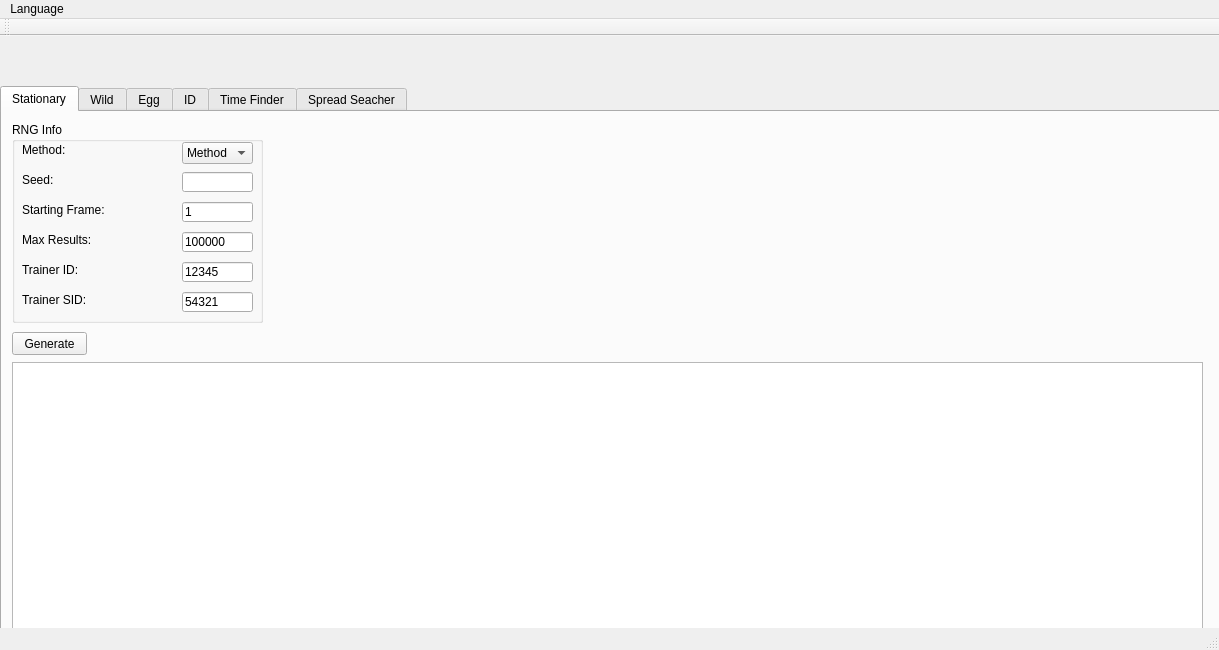
Above: Forms/mainwindow.ui from Admiral-Fish/PokeFinder before the change. Below: the same form after it.
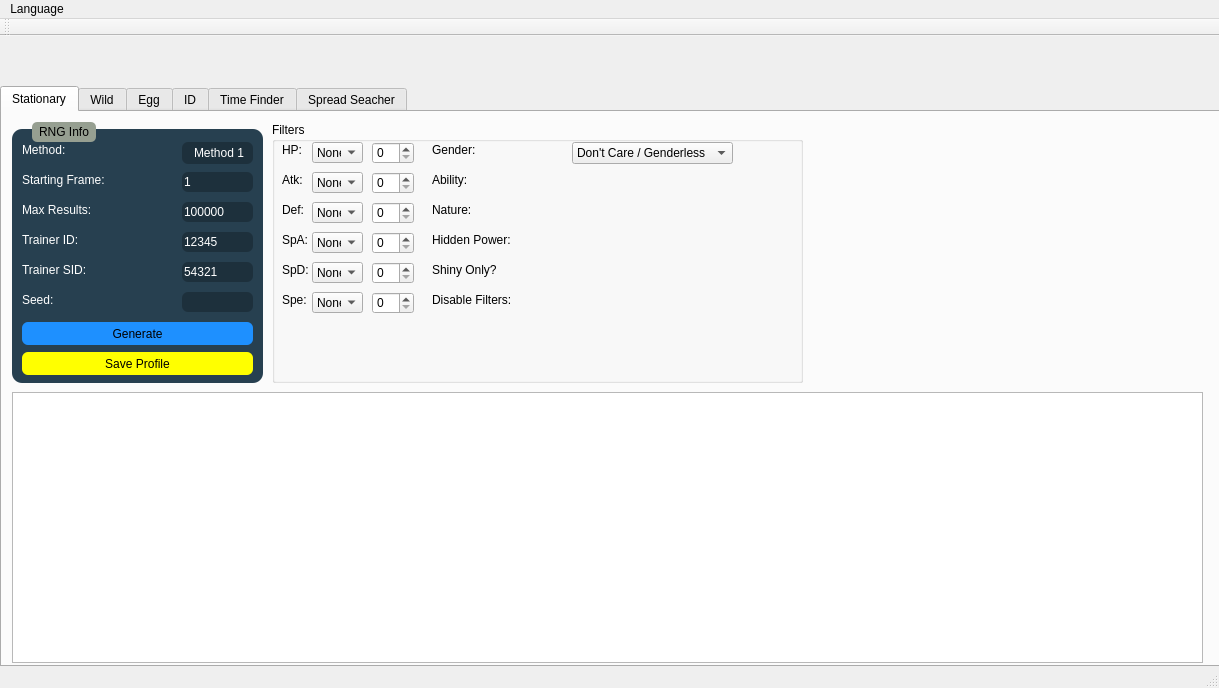
That is the form after the change. Icons and pictures are not drawn.

Patch:
```diff
--- a/Forms/mainwindow.ui
+++ b/Forms/mainwindow.ui
@@ -7,7 +7,7 @@
     <x>0</x>
     <y>0</y>
     <width>1219</width>
-    <height>650</height>
+    <height>688</height>
    </rect>
   </property>
   <property name="windowTitle">
@@ -20,9 +20,24 @@
       <x>0</x>
       <y>50</y>
       <width>1221</width>
-      <height>551</height>
+      <height>581</height>
      </rect>
     </property>
+    <property name="styleSheet">
+     <string notr="true">.QTabWidget &gt;  QWidget &gt; QWidget {
+	background-color: #E6E6E6;
+}
+
+QTabBar::tab {
+	color: black;
+	background-color: #A1ABB3;
+}
+
+QTabBar::tab:selected {
+	color: white;
+	background-color: #1D303C;
+}</string>
+    </property>
     <property name="currentIndex">
      <number>0</number>
     </property>
@@ -30,15 +45,65 @@
      <attribute name="title">
       <string>Stationary</string>
      </attribute>
-     <widget class="QGroupBox" name="groupBox">
+     <widget class="QGroupBox" name="groupBoxRNGInfo">
       <property name="geometry">
        <rect>
         <x>10</x>
         <y>10</y>
         <width>251</width>
-        <height>201</height>
+        <height>261</height>
        </rect>
       </property>
+      <property name="styleSheet">
+       <string notr="true">QLineEdit {
+	qproperty-alignment: AlignCenter;
+	background-color: #1D303C;
+	border:none;
+	border-radius: 6px;
+	color: white;
+}
+
+QGroupBox {
+	background-color: #274050;
+	border-radius: 10px;
+	margin-top: 7px;
+}
+
+QComboBox {
+	background-color: #1D303C;
+	border: none;
+	border-radius: 6px;
+	color: white;
+	padding-left: 12px;
+}
+
+QComboBox::down-arrow {
+	image: url(noimg);
+	border-width: 0px;
+}
+
+QComboBox::drop-down {
+	background: transparent;
+	width: 0px;
+}
+
+QLabel {
+	color: white;
+}
+
+QGroupBox::title {
+	subcontrol-origin: margin;
+	left: 20px;
+	padding: 3px 5px 3px 5px;
+	background-color: #969F91;
+	border-radius: 5px;
+}
+
+QPushButton {
+	border: none;
+	border-radius: 6px;
+}</string>
+      </property>
       <property name="title">
        <string>RNG Info</string>
       </property>
@@ -59,7 +124,7 @@
        <property name="geometry">
         <rect>
          <x>10</x>
-         <y>80</y>
+         <y>50</y>
          <width>151</width>
          <height>16</height>
         </rect>
@@ -72,7 +137,7 @@
        <property name="geometry">
         <rect>
          <x>10</x>
-         <y>110</y>
+         <y>80</y>
          <width>151</width>
          <height>16</height>
         </rect>
@@ -85,7 +150,7 @@
        <property name="geometry">
         <rect>
          <x>10</x>
-         <y>140</y>
+         <y>110</y>
          <width>151</width>
          <height>16</height>
         </rect>
@@ -98,7 +163,7 @@
        <property name="geometry">
         <rect>
          <x>10</x>
-         <y>170</y>
+         <y>140</y>
          <width>151</width>
          <height>16</height>
         </rect>
@@ -142,11 +207,127 @@
         </property>
        </item>
       </widget>
+      <widget class="QLineEdit" name="startingFrame">
+       <property name="geometry">
+        <rect>
+         <x>170</x>
+         <y>50</y>
+         <width>71</width>
+         <height>20</height>
+        </rect>
+       </property>
+       <property name="styleSheet">
+        <string notr="true"/>
+       </property>
+       <property name="inputMask">
+        <string/>
+       </property>
+       <property name="text">
+        <string>1</string>
+       </property>
+       <property name="maxLength">
+        <number>10</number>
+       </property>
+      </widget>
+      <widget class="QLineEdit" name="maxResults">
+       <property name="geometry">
+        <rect>
+         <x>170</x>
+         <y>80</y>
+         <width>71</width>
+         <height>20</height>
+        </rect>
+       </property>
+       <property name="inputMask">
+        <string/>
+       </property>
+       <property name="text">
+        <string>100000</string>
+       </property>
+       <property name="maxLength">
+        <number>10</number>
+       </property>
+      </widget>
+      <widget class="QLineEdit" name="id">
+       <property name="geometry">
+        <rect>
+         <x>170</x>
+         <y>110</y>
+         <width>71</width>
+         <height>20</height>
+        </rect>
+       </property>
+       <property name="inputMask">
+        <string/>
+       </property>
+       <property name="text">
+        <string>12345</string>
+       </property>
+       <property name="maxLength">
+        <number>5</number>
+       </property>
+      </widget>
+      <widget class="QLineEdit" name="sid">
+       <property name="geometry">
+        <rect>
+         <x>170</x>
+         <y>140</y>
+         <width>71</width>
+         <height>20</height>
+        </rect>
+       </property>
+       <property name="inputMask">
+        <string/>
+       </property>
+       <property name="text">
+        <string>54321</string>
+       </property>
+       <property name="maxLength">
+        <number>5</number>
+       </property>
+      </widget>
+      <widget class="QPushButton" name="generate">
+       <property name="geometry">
+        <rect>
+         <x>10</x>
+         <y>200</y>
+         <width>231</width>
+         <height>23</height>
+        </rect>
+       </property>
+       <property name="styleSheet">
+        <string notr="true">QPushButton {
+	background-color: DodgerBlue;
+}</string>
+       </property>
+       <property name="text">
+        <string>Generate</string>
+       </property>
+       <property name="checkable">
+        <bool>false</bool>
+       </property>
+       <property name="autoDefault">
+        <bool>false</bool>
+       </property>
+      </widget>
+      <widget class="QLabel" name="seedLabel">
+       <property name="geometry">
+        <rect>
+         <x>10</x>
+         <y>170</y>
+         <width>151</width>
+         <height>16</height>
+        </rect>
+       </property>
+       <property name="text">
+        <string>Seed:</string>
+       </property>
+      </widget>
       <widget class="QLineEdit" name="initialSeed">
        <property name="geometry">
         <rect>
          <x>170</x>
-         <y>50</y>
+         <y>170</y>
          <width>71</width>
          <height>20</height>
         </rect>
@@ -176,131 +357,814 @@
         <number>0</number>
        </property>
        <property name="alignment">
-        <set>Qt::AlignLeading|Qt::AlignLeft|Qt::AlignVCenter</set>
+        <set>Qt::AlignCenter</set>
        </property>
        <property name="clearButtonEnabled">
         <bool>false</bool>
        </property>
       </widget>
-      <widget class="QLabel" name="seedLabel">
+      <widget class="QPushButton" name="saveProfile">
        <property name="geometry">
         <rect>
          <x>10</x>
-         <y>50</y>
-         <width>151</width>
-         <height>16</height>
+         <y>230</y>
+         <width>231</width>
+         <height>23</height>
         </rect>
        </property>
-       <property name="text">
-        <string>Seed:</string>
+       <property name="styleSheet">
+        <string notr="true">QPushButton {
+	background-color: yellow;
+}</string>
        </property>
-      </widget>
-      <widget class="QLineEdit" name="startingFrame">
-       <property name="geometry">
-        <rect>
-         <x>170</x>
-         <y>80</y>
-         <width>71</width>
-         <height>20</height>
-        </rect>
-       </property>
-       <property name="inputMask">
-        <string/>
-       </property>
        <property name="text">
-        <string>1</string>
+        <string>Save Profile</string>
        </property>
-       <property name="maxLength">
-        <number>10</number>
+       <property name="checkable">
+        <bool>false</bool>
        </property>
-      </widget>
-      <widget class="QLineEdit" name="maxResults">
-       <property name="geometry">
-        <rect>
-         <x>170</x>
-         <y>110</y>
-         <width>71</width>
-         <height>20</height>
-        </rect>
+       <property name="autoDefault">
+        <bool>false</bool>
        </property>
-       <property name="inputMask">
-        <string/>
-       </property>
-       <property name="text">
-        <string>100000</string>
-       </property>
-       <property name="maxLength">
-        <number>10</number>
-       </property>
       </widget>
-      <widget class="QLineEdit" name="id">
-       <property name="geometry">
-        <rect>
-         <x>170</x>
-         <y>140</y>
-         <width>71</width>
-         <height>20</height>
-        </rect>
-       </property>
-       <property name="inputMask">
-        <string/>
-       </property>
-       <property name="text">
-        <string>12345</string>
-       </property>
-       <property name="maxLength">
-        <number>5</number>
-       </property>
-      </widget>
-      <widget class="QLineEdit" name="sid">
-       <property name="geometry">
-        <rect>
-         <x>170</x>
-         <y>170</y>
-         <width>71</width>
-         <height>20</height>
-        </rect>
-       </property>
-       <property name="inputMask">
-        <string/>
-       </property>
-       <property name="text">
-        <string>54321</string>
-       </property>
-       <property name="maxLength">
-        <number>5</number>
-       </property>
-      </widget>
-     </widget>
-     <widget class="QPushButton" name="generate">
-      <property name="geometry">
-       <rect>
-        <x>10</x>
-        <y>220</y>
-        <width>75</width>
-        <height>23</height>
-       </rect>
-      </property>
-      <property name="text">
-       <string>Generate</string>
-      </property>
-      <property name="checkable">
-       <bool>false</bool>
-      </property>
-      <property name="autoDefault">
-       <bool>false</bool>
-      </property>
      </widget>
      <widget class="QTableView" name="tableView">
       <property name="geometry">
        <rect>
         <x>10</x>
-        <y>250</y>
+        <y>280</y>
         <width>1191</width>
         <height>271</height>
        </rect>
       </property>
      </widget>
+     <widget class="QGroupBox" name="groupBoxFilters">
+      <property name="geometry">
+       <rect>
+        <x>270</x>
+        <y>10</y>
+        <width>531</width>
+        <height>261</height>
+       </rect>
+      </property>
+      <property name="styleSheet">
+       <string notr="true">QSpinBox {
+	qproperty-alignment: AlignCenter;
+}</string>
+      </property>
+      <property name="title">
+       <string>Filters</string>
+      </property>
+      <widget class="QLabel" name="hpLabel">
+       <property name="geometry">
+        <rect>
+         <x>10</x>
+         <y>20</y>
+         <width>31</width>
+         <height>16</height>
+        </rect>
+       </property>
+       <property name="text">
+        <string>HP:</string>
+       </property>
+      </widget>
+      <widget class="QLabel" name="atkLabel">
+       <property name="geometry">
+        <rect>
+         <x>10</x>
+         <y>50</y>
+         <width>31</width>
+         <height>16</height>
+        </rect>
+       </property>
+       <property name="text">
+        <string>Atk:</string>
+       </property>
+      </widget>
+      <widget class="QLabel" name="spaLabel">
+       <property name="geometry">
+        <rect>
+         <x>10</x>
+         <y>110</y>
+         <width>31</width>
+         <height>16</height>
+        </rect>
+       </property>
+       <property name="text">
+        <string>SpA:</string>
+       </property>
+      </widget>
+      <widget class="QLabel" name="spdLabel">
+       <property name="geometry">
+        <rect>
+         <x>10</x>
+         <y>140</y>
+         <width>31</width>
+         <height>16</height>
+        </rect>
+       </property>
+       <property name="text">
+        <string>SpD:</string>
+       </property>
+      </widget>
+      <widget class="QLabel" name="defLabel">
+       <property name="geometry">
+        <rect>
+         <x>10</x>
+         <y>80</y>
+         <width>31</width>
+         <height>16</height>
+        </rect>
+       </property>
+       <property name="text">
+        <string>Def:</string>
+       </property>
+      </widget>
+      <widget class="QLabel" name="speLabel">
+       <property name="geometry">
+        <rect>
+         <x>10</x>
+         <y>170</y>
+         <width>31</width>
+         <height>16</height>
+        </rect>
+       </property>
+       <property name="text">
+        <string>Spe:</string>
+       </property>
+      </widget>
+      <widget class="QComboBox" name="comboBoxHP">
+       <property name="geometry">
+        <rect>
+         <x>40</x>
+         <y>20</y>
+         <width>51</width>
+         <height>21</height>
+        </rect>
+       </property>
+       <property name="layoutDirection">
+        <enum>Qt::LeftToRight</enum>
+       </property>
+       <property name="styleSheet">
+        <string notr="true"/>
+       </property>
+       <property name="sizeAdjustPolicy">
+        <enum>QComboBox::AdjustToContentsOnFirstShow</enum>
+       </property>
+       <property name="duplicatesEnabled">
+        <bool>false</bool>
+       </property>
+       <property name="frame">
+        <bool>true</bool>
+       </property>
+       <item>
+        <property name="text">
+         <string>None</string>
+        </property>
+       </item>
+       <item>
+        <property name="text">
+         <string>==</string>
+        </property>
+       </item>
+       <item>
+        <property name="text">
+         <string>&gt;=</string>
+        </property>
+       </item>
+       <item>
+        <property name="text">
+         <string>&lt;=</string>
+        </property>
+       </item>
+       <item>
+        <property name="text">
+         <string>!=</string>
+        </property>
+       </item>
+       <item>
+        <property name="text">
+         <string>E</string>
+        </property>
+       </item>
+       <item>
+        <property name="text">
+         <string>O</string>
+        </property>
+       </item>
+       <item>
+        <property name="text">
+         <string>HP</string>
+        </property>
+       </item>
+       <item>
+        <property name="text">
+         <string>HP_E</string>
+        </property>
+       </item>
+       <item>
+        <property name="text">
+         <string>HP_O</string>
+        </property>
+       </item>
+      </widget>
+      <widget class="QComboBox" name="comboBoxAtk">
+       <property name="geometry">
+        <rect>
+         <x>40</x>
+         <y>50</y>
+         <width>51</width>
+         <height>21</height>
+        </rect>
+       </property>
+       <property name="layoutDirection">
+        <enum>Qt::LeftToRight</enum>
+       </property>
+       <property name="styleSheet">
+        <string notr="true"/>
+       </property>
+       <property name="sizeAdjustPolicy">
+        <enum>QComboBox::AdjustToContentsOnFirstShow</enum>
+       </property>
+       <property name="duplicatesEnabled">
+        <bool>false</bool>
+       </property>
+       <property name="frame">
+        <bool>true</bool>
+       </property>
+       <item>
+        <property name="text">
+         <string>None</string>
+        </property>
+       </item>
+       <item>
+        <property name="text">
+         <string>==</string>
+        </property>
+       </item>
+       <item>
+        <property name="text">
+         <string>&gt;=</string>
+        </property>
+       </item>
+       <item>
+        <property name="text">
+         <string>&lt;=</string>
+        </property>
+       </item>
+       <item>
+        <property name="text">
+         <string>!=</string>
+        </property>
+       </item>
+       <item>
+        <property name="text">
+         <string>E</string>
+        </property>
+       </item>
+       <item>
+        <property name="text">
+         <string>O</string>
+        </property>
+       </item>
+       <item>
+        <property name="text">
+         <string>HP</string>
+        </property>
+       </item>
+       <item>
+        <property name="text">
+         <string>HP_E</string>
+        </property>
+       </item>
+       <item>
+        <property name="text">
+         <string>HP_O</string>
+        </property>
+       </item>
+      </widget>
+      <widget class="QComboBox" name="comboBoxDef">
+       <property name="geometry">
+        <rect>
+         <x>40</x>
+         <y>80</y>
+         <width>51</width>
+         <height>21</height>
+        </rect>
+       </property>
+       <property name="layoutDirection">
+        <enum>Qt::LeftToRight</enum>
+       </property>
+       <property name="styleSheet">
+        <string notr="true"/>
+       </property>
+       <property name="sizeAdjustPolicy">
+        <enum>QComboBox::AdjustToContentsOnFirstShow</enum>
+       </property>
+       <property name="duplicatesEnabled">
+        <bool>false</bool>
+       </property>
+       <property name="frame">
+        <bool>true</bool>
+       </property>
+       <item>
+        <property name="text">
+         <string>None</string>
+        </property>
+       </item>
+       <item>
+        <property name="text">
+         <string>==</string>
+        </property>
+       </item>
+       <item>
+        <property name="text">
+         <string>&gt;=</string>
+        </property>
+       </item>
+       <item>
+        <property name="text">
+         <string>&lt;=</string>
+        </property>
+       </item>
+       <item>
+        <property name="text">
+         <string>!=</string>
+        </property>
+       </item>
+       <item>
+        <property name="text">
+         <string>E</string>
+        </property>
+       </item>
+       <item>
+        <property name="text">
+         <string>O</string>
+        </property>
+       </item>
+       <item>
+        <property name="text">
+         <string>HP</string>
+        </property>
+       </item>
+       <item>
+        <property name="text">
+         <string>HP_E</string>
+        </property>
+       </item>
+       <item>
+        <property name="text">
+         <string>HP_O</string>
+        </property>
+       </item>
+      </widget>
+      <widget class="QComboBox" name="comboBoxSpA">
+       <property name="geometry">
+        <rect>
+         <x>40</x>
+         <y>110</y>
+         <width>51</width>
+         <height>21</height>
+        </rect>
+       </property>
+       <property name="layoutDirection">
+        <enum>Qt::LeftToRight</enum>
+       </property>
+       <property name="styleSheet">
+        <string notr="true"/>
+       </property>
+       <property name="sizeAdjustPolicy">
+        <enum>QComboBox::AdjustToContentsOnFirstShow</enum>
+       </property>
+       <property name="duplicatesEnabled">
+        <bool>false</bool>
+       </property>
+       <property name="frame">
+        <bool>true</bool>
+       </property>
+       <item>
+        <property name="text">
+         <string>None</string>
+        </property>
+       </item>
+       <item>
+        <property name="text">
+         <string>==</string>
+        </property>
+       </item>
+       <item>
+        <property name="text">
+         <string>&gt;=</string>
+        </property>
+       </item>
+       <item>
+        <property name="text">
+         <string>&lt;=</string>
+        </property>
+       </item>
+       <item>
+        <property name="text">
+         <string>!=</string>
+        </property>
+       </item>
+       <item>
+        <property name="text">
+         <string>E</string>
+        </property>
+       </item>
+       <item>
+        <property name="text">
+         <string>O</string>
+        </property>
+       </item>
+       <item>
+        <property name="text">
+         <string>HP</string>
+        </property>
+       </item>
+       <item>
+        <property name="text">
+         <string>HP_E</string>
+        </property>
+       </item>
+       <item>
+        <property name="text">
+         <string>HP_O</string>
+        </property>
+       </item>
+      </widget>
+      <widget class="QComboBox" name="comboBoxSpD">
+       <property name="geometry">
+        <rect>
+         <x>40</x>
+         <y>140</y>
+         <width>51</width>
+         <height>21</height>
+        </rect>
+       </property>
+       <property name="layoutDirection">
+        <enum>Qt::LeftToRight</enum>
+       </property>
+       <property name="styleSheet">
+        <string notr="true"/>
+       </property>
+       <property name="sizeAdjustPolicy">
+        <enum>QComboBox::AdjustToContentsOnFirstShow</enum>
+       </property>
+       <property name="duplicatesEnabled">
+        <bool>false</bool>
+       </property>
+       <property name="frame">
+        <bool>true</bool>
+       </property>
+       <item>
+        <property name="text">
+         <string>None</string>
+        </property>
+       </item>
+       <item>
+        <property name="text">
+         <string>==</string>
+        </property>
+       </item>
+       <item>
+        <property name="text">
+         <string>&gt;=</string>
+        </property>
+       </item>
+       <item>
+        <property name="text">
+         <string>&lt;=</string>
+        </property>
+       </item>
+       <item>
+        <property name="text">
+         <string>!=</string>
+        </property>
+       </item>
+       <item>
+        <property name="text">
+         <string>E</string>
+        </property>
+       </item>
+       <item>
+        <property name="text">
+         <string>O</string>
+        </property>
+       </item>
+       <item>
+        <property name="text">
+         <string>HP</string>
+        </property>
+       </item>
+       <item>
+        <property name="text">
+         <string>HP_E</string>
+        </property>
+       </item>
+       <item>
+        <property name="text">
+         <string>HP_O</string>
+        </property>
+       </item>
+      </widget>
+      <widget class="QComboBox" name="comboBoxSpe">
+       <property name="geometry">
+        <rect>
+         <x>40</x>
+         <y>170</y>
+         <width>51</width>
+         <height>21</height>
+        </rect>
+       </property>
+       <property name="layoutDirection">
+        <enum>Qt::LeftToRight</enum>
+       </property>
+       <property name="styleSheet">
+        <string notr="true"/>
+       </property>
+       <property name="sizeAdjustPolicy">
+        <enum>QComboBox::AdjustToContentsOnFirstShow</enum>
+       </property>
+       <property name="duplicatesEnabled">
+        <bool>false</bool>
+       </property>
+       <property name="frame">
+        <bool>true</bool>
+       </property>
+       <item>
+        <property name="text">
+         <string>None</string>
+        </property>
+       </item>
+       <item>
+        <property name="text">
+         <string>==</string>
+        </property>
+       </item>
+       <item>
+        <property name="text">
+         <string>&gt;=</string>
+        </property>
+       </item>
+       <item>
+        <property name="text">
+         <string>&lt;=</string>
+        </property>
+       </item>
+       <item>
+        <property name="text">
+         <string>!=</string>
+        </property>
+       </item>
+       <item>
+        <property name="text">
+         <string>E</string>
+        </property>
+       </item>
+       <item>
+        <property name="text">
+         <string>O</string>
+        </property>
+       </item>
+       <item>
+        <property name="text">
+         <string>HP</string>
+        </property>
+       </item>
+       <item>
+        <property name="text">
+         <string>HP_E</string>
+        </property>
+       </item>
+       <item>
+        <property name="text">
+         <string>HP_O</string>
+        </property>
+       </item>
+      </widget>
+      <widget class="QSpinBox" name="spinBoxHP">
+       <property name="geometry">
+        <rect>
+         <x>100</x>
+         <y>20</y>
+         <width>42</width>
+         <height>22</height>
+        </rect>
+       </property>
+       <property name="maximum">
+        <number>31</number>
+       </property>
+      </widget>
+      <widget class="QSpinBox" name="spinBoxDef">
+       <property name="geometry">
+        <rect>
+         <x>100</x>
+         <y>80</y>
+         <width>42</width>
+         <height>22</height>
+        </rect>
+       </property>
+       <property name="maximum">
+        <number>31</number>
+       </property>
+      </widget>
+      <widget class="QSpinBox" name="spinBoxSpA">
+       <property name="geometry">
+        <rect>
+         <x>100</x>
+         <y>110</y>
+         <width>42</width>
+         <height>22</height>
+        </rect>
+       </property>
+       <property name="maximum">
+        <number>31</number>
+       </property>
+      </widget>
+      <widget class="QSpinBox" name="spinBoxSpD">
+       <property name="geometry">
+        <rect>
+         <x>100</x>
+         <y>140</y>
+         <width>42</width>
+         <height>22</height>
+        </rect>
+       </property>
+       <property name="maximum">
+        <number>31</number>
+       </property>
+      </widget>
+      <widget class="QSpinBox" name="spinBoxAtk">
+       <property name="geometry">
+        <rect>
+         <x>100</x>
+         <y>50</y>
+         <width>42</width>
+         <height>22</height>
+        </rect>
+       </property>
+       <property name="maximum">
+        <number>31</number>
+       </property>
+      </widget>
+      <widget class="QSpinBox" name="spinBoxSpe">
+       <property name="geometry">
+        <rect>
+         <x>100</x>
+         <y>170</y>
+         <width>42</width>
+         <height>22</height>
+        </rect>
+       </property>
+       <property name="maximum">
+        <number>31</number>
+       </property>
+      </widget>
+      <widget class="QLabel" name="genderLabel">
+       <property name="geometry">
+        <rect>
+         <x>160</x>
+         <y>20</y>
+         <width>131</width>
+         <height>16</height>
+        </rect>
+       </property>
+       <property name="text">
+        <string>Gender:</string>
+       </property>
+      </widget>
+      <widget class="QLabel" name="abilityLabel">
+       <property name="geometry">
+        <rect>
+         <x>160</x>
+         <y>50</y>
+         <width>131</width>
+         <height>16</height>
+        </rect>
+       </property>
+       <property name="text">
+        <string>Ability:</string>
+       </property>
+      </widget>
+      <widget class="QLabel" name="natureLabel">
+       <property name="geometry">
+        <rect>
+         <x>160</x>
+         <y>80</y>
+         <width>131</width>
+         <height>16</height>
+        </rect>
+       </property>
+       <property name="text">
+        <string>Nature:</string>
+       </property>
+      </widget>
+      <widget class="QLabel" name="hiddenPLabel">
+       <property name="geometry">
+        <rect>
+         <x>160</x>
+         <y>110</y>
+         <width>131</width>
+         <height>16</height>
+        </rect>
+       </property>
+       <property name="text">
+        <string>Hidden Power:</string>
+       </property>
+      </widget>
+      <widget class="QLabel" name="shinyLabel">
+       <property name="geometry">
+        <rect>
+         <x>160</x>
+         <y>140</y>
+         <width>131</width>
+         <height>16</height>
+        </rect>
+       </property>
+       <property name="text">
+        <string>Shiny Only?</string>
+       </property>
+      </widget>
+      <widget class="QLabel" name="disableLabel">
+       <property name="geometry">
+        <rect>
+         <x>160</x>
+         <y>170</y>
+         <width>131</width>
+         <height>16</height>
+        </rect>
+       </property>
+       <property name="text">
+        <string>Disable Filters:</string>
+       </property>
+      </widget>
+      <widget class="QComboBox" name="comboBox">
+       <property name="geometry">
+        <rect>
+         <x>300</x>
+         <y>20</y>
+         <width>161</width>
+         <height>22</height>
+        </rect>
+       </property>
+       <item>
+        <property name="text">
+         <string>Don't Care / Genderless</string>
+        </property>
+       </item>
+       <item>
+        <property name="text">
+         <string>Male (50% Male / 50% Female)</string>
+        </property>
+       </item>
+       <item>
+        <property name="text">
+         <string>Female (50% Male / 50% Female)</string>
+        </property>
+       </item>
+       <item>
+        <property name="text">
+         <string>Male (25% Male / 75% Female)</string>
+        </property>
+       </item>
+       <item>
+        <property name="text">
+         <string>Female (25% Male / 75% Female)</string>
+        </property>
+       </item>
+       <item>
+        <property name="text">
+         <string>Male (75% Male / 25% Female)</string>
+        </property>
+       </item>
+       <item>
+        <property name="text">
+         <string>Female (75% Male / 25% Female)</string>
+        </property>
+       </item>
+       <item>
+        <property name="text">
+         <string>Male (87.5% Male / 12.5% Female)</string>
+        </property>
+       </item>
+       <item>
+        <property name="text">
+         <string>Female (87.5% Male / 12.5% Female)</string>
+        </property>
+       </item>
+       <item>
+        <property name="text">
+         <string>Male (100% Male)</string>
+        </property>
+       </item>
+       <item>
+        <property name="text">
+         <string>Female (100% Female)</string>
+        </property>
+       </item>
+      </widget>
+     </widget>
     </widget>
     <widget class="QWidget" name="tabWild">
      <attribute name="title">
```
